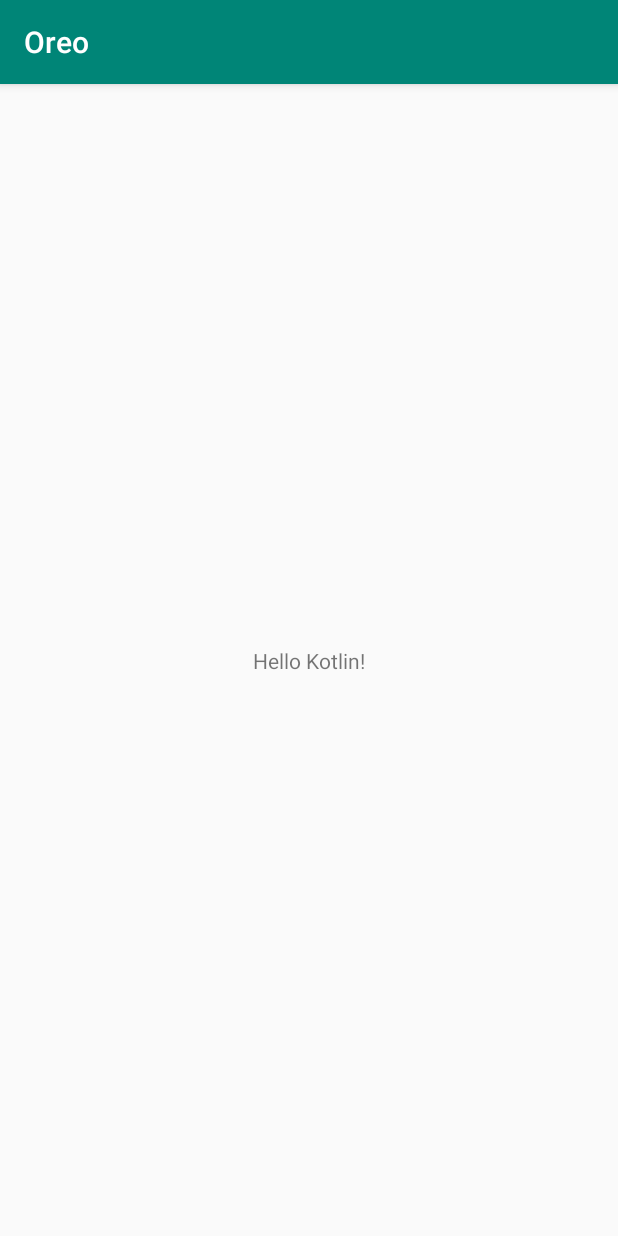
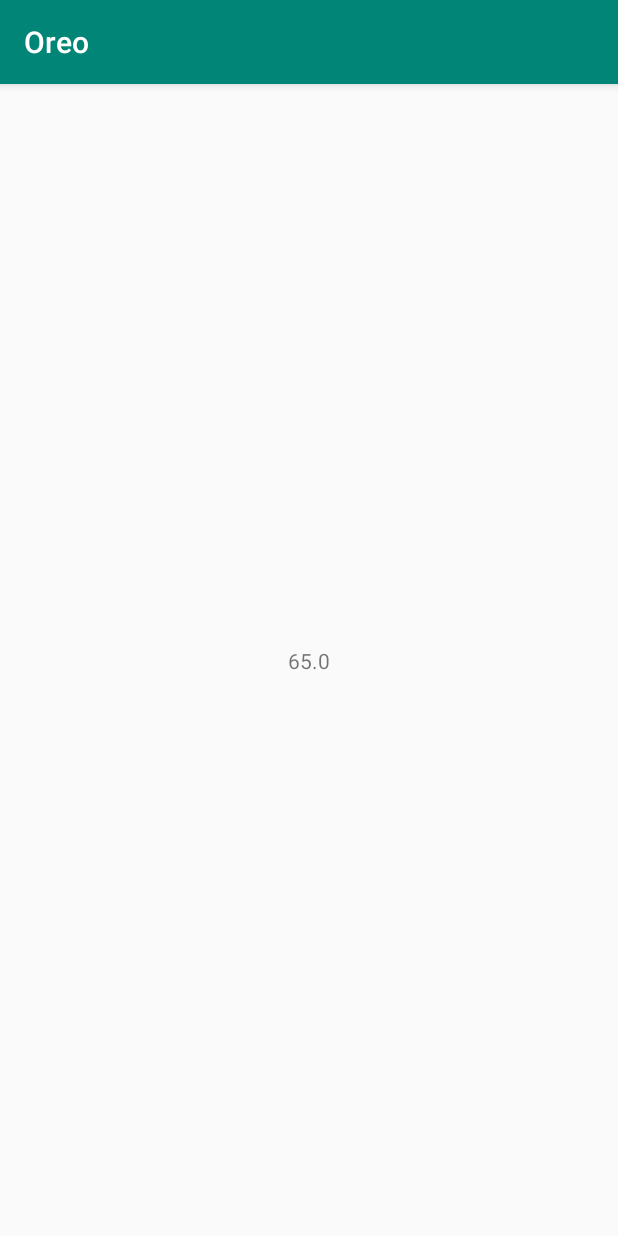
Before and after one commit to ArnoFrost/Oreo, an Android app: the screen it shows after launch (MainActivity), on a phone screen of 412 x 824 dp. Run offline under Robolectric (Android 15) with nearby library versions, the phone set to English and light mode, and no system bars; 1 statement that could not run was skipped.

Commit message:
升级gradle

```diff
--- a/app/build.gradle
+++ b/app/build.gradle
@@ -30,4 +30,7 @@ dependencies {
     testImplementation 'junit:junit:4.12'
     androidTestImplementation 'com.android.support.test:runner:1.0.2'
     androidTestImplementation 'com.android.support.test.espresso:espresso-core:3.0.2'
+
+    //anko
+    implementation "org.jetbrains.anko:anko:$anko_version"
 }
--- a/app/src/main/java/com/tech/arno/oreo/MainActivity.kt
+++ b/app/src/main/java/com/tech/arno/oreo/MainActivity.kt
@@ -1,15 +1,47 @@
 package com.tech.arno.oreo
 
+import android.os.Bundle
 import android.support.v7.app.AppCompatActivity
-import android.os.Bundle
 import kotlinx.android.synthetic.main.activity_main.*
+import org.jetbrains.anko.longToast
+import org.jetbrains.anko.toast
 
 class MainActivity : AppCompatActivity() {
 
     override fun onCreate(savedInstanceState: Bundle?) {
         super.onCreate(savedInstanceState)
         setContentView(R.layout.activity_main)
-        tv_hello.setText("Hello Kotlin!")
+        init()
+    }
+
+    fun init() {
+        //测试简单简化
+        tv_hello.text = "Hello Kotlin!"
+        tv_hello.setOnClickListener { toast("点击") }
+        tv_hello.setOnLongClickListener { longToast("长按"); true }
+
+        //声明变量
+//        val origin:Float = 65.0f
+        val origin = 65.0f
+        tv_hello.text = origin.toString()
+
+//        val int_array: IntArray = intArrayOf(1, 2, 3)
+        val int_array = intArrayOf(1, 2, 3)
+        val string_array: Array<String> = arrayOf("How", "Are", "You")
+
+        toast("字符串值为${string_array.get(1)}")
+        //转义输出 ${'xxx'}
+//        toast("美元符号为${'$'}")
+
+        var test = 0
+        when (test) {
+            0 -> toast(0)
+            1 -> toast(1)
+
+
+            else -> toast("else")
+
+        }
 
     }
 }
--- a/build.gradle
+++ b/build.gradle
@@ -2,13 +2,14 @@
 
 buildscript {
     ext.kotlin_version = '1.3.21'
+    ext.anko_version='0.10.8'
     repositories {
         google()
         jcenter()
 
     }
     dependencies {
-        classpath 'com.android.tools.build:gradle:3.3.2'
+        classpath 'com.android.tools.build:gradle:3.4.0'
         classpath "org.jetbrains.kotlin:kotlin-gradle-plugin:$kotlin_version"
         // NOTE: Do not place your application dependencies here; they belong
         // in the individual module build.gradle files
```
Also changed, not shown: gradle/wrapper/gradle-wrapper.properties.
